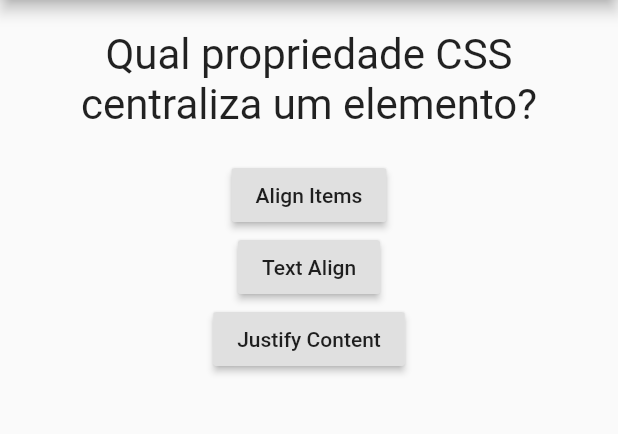
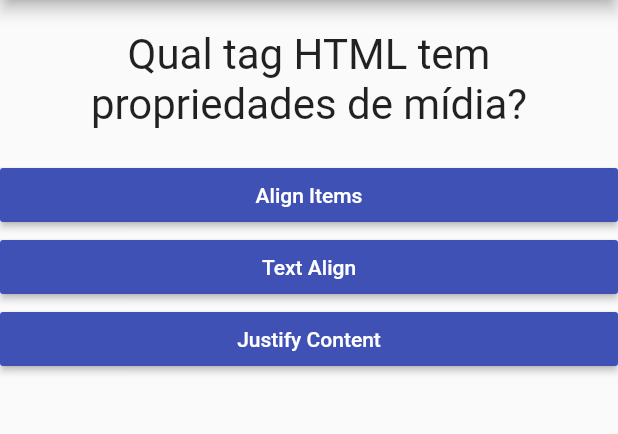
Before and after one commit to airtonferreira/quiz-dev, a Flutter app: the screen it shows after launch, after a tap on "Align Items", on a phone screen of 412 x 824 dp, the part 84-518 px from its top. Run offline on Flutter 3.47's test engine with Material 2 defaults, Android fonts, the phone set to English and light mode, and no system bars; Roboto replaces fonts that are missing (Monaco).

Commit message:
introducing map for questions

```diff
--- a/lib/main.dart
+++ b/lib/main.dart
@@ -1,4 +1,5 @@
 import 'package:flutter/material.dart';
+import 'package:projeto_quiz/response.dart';
 import './question.dart';
 
 main() => runApp(QuizApp());
@@ -10,73 +11,33 @@ class _QuizAppState extends State<QuizApp> {
     setState(() {
       _selectedRes++;
     });
-    print(_selectedRes);
   }
 
   @override
   Widget build(BuildContext context) {
-    final List<String> questions = [
-      'Qual propriedade CSS centraliza um elemento?',
-      'Qual tag HTML tem propriedades de mídia?'
+    final questions = [
+      {
+        'question': 'Qual propriedade CSS centraliza um elemento?',
+        'responses': ['Align Items', 'Text Align', 'Justify Content'],
+      },
+      {
+        'question': 'Qual tag HTML tem propriedades de mídia?',
+        'responses': ['div', 'video', 'iframe'],
+      }
     ];
-
-    justifyRes() {
-      bool res() {
-        return true;
-      }
-
-      if (res() == true) {
-        _response();
-        return print('Acertou mizeravi!');
-      } else {
-        print('Vc ERROU!');
-      }
-    }
-
-    alignItems() {
-      bool res() {
-        return false;
-      }
-
-      if (res() == true) {
-        return print('Acertou mizeravi!');
-      } else {
-        print('Vc ERROU!');
-      }
-    }
-
-    textAlignRes() {
-      bool res() {
-        return false;
-      }
-
-      if (res() == true) {
-        return print('Acertou mizeravi!');
-      } else {
-        print('Vc ERROU!');
-      }
-    }
 
     return MaterialApp(
       home: Scaffold(
           appBar: AppBar(title: Text('Quiz DEV')),
           body: Column(
             children: <Widget>[
-              Question(questions[_selectedRes]),
-              RaisedButton(
-                onPressed: () => alignItems(),
-                child: Text('Align Items'),
-              ),
-              RaisedButton(
-                onPressed: () => textAlignRes(),
-                child: Text('Text Align'),
-              ),
-              RaisedButton(
-                onPressed: () => justifyRes(),
-                child: Text('Justify Content'),
-              ),
+              Question(questions[_selectedRes]['question']),
+              Response('Align Items', _response),
+              Response('Text Align', _response),
+              Response('Justify Content', _response),
             ],
           )),
+      debugShowCheckedModeBanner: false,
     );
   }
 }
--- /dev/null
+++ b/lib/response.dart
@@ -0,0 +1,27 @@
+import 'package:flutter/material.dart';
+
+class Response extends StatelessWidget {
+  final String resTxt;
+  final void Function() onSelected;
+
+  Response(this.resTxt, this.onSelected);
+
+  @override
+  Widget build(BuildContext context) {
+    return Container(
+      width: double.maxFinite,
+      child: RaisedButton(
+        textColor: Colors.white,
+        color: Colors.indigo,
+        onPressed: onSelected,
+        child: Text(
+          resTxt,
+          style: TextStyle(
+            fontFamily: 'Monaco',
+          ),
+          textAlign: TextAlign.center,
+        ),
+      ),
+    );
+  }
+}
```
